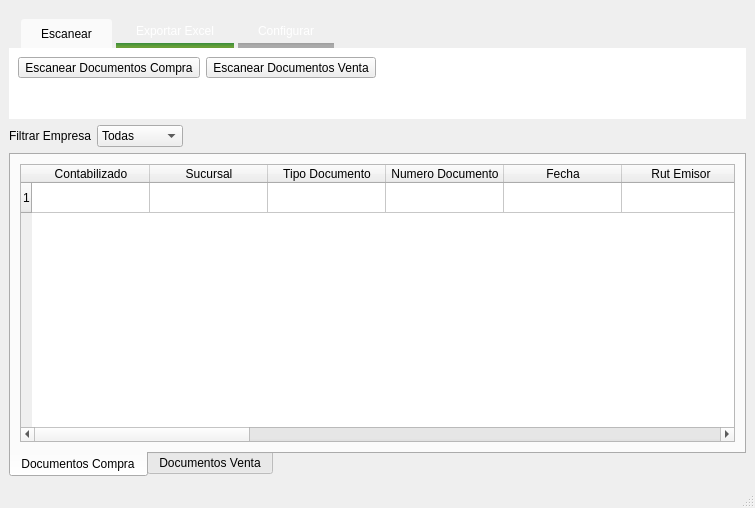
Before: the Qt Designer form GUI/mainWindow.ui in firenessmax/bte001, drawn with Qt 5.
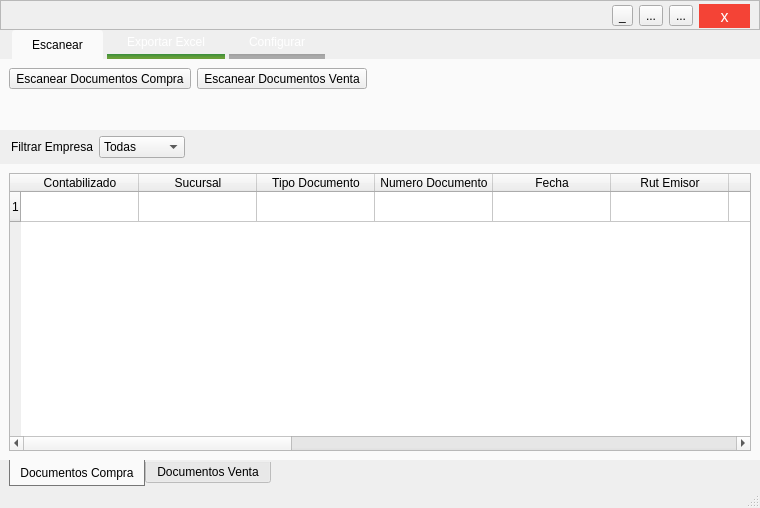
After: the same form once the commit is applied. Icons and pictures are not drawn.

What changed in the file:
```diff
--- a/GUI/mainWindow.ui
+++ b/GUI/mainWindow.ui
@@ -6,7 +6,7 @@
    <rect>
     <x>0</x>
     <y>0</y>
-    <width>755</width>
+    <width>760</width>
     <height>508</height>
    </rect>
   </property>
@@ -25,12 +25,15 @@
   </property>
   <widget class="QWidget" name="centralwidget">
    <layout class="QVBoxLayout" name="verticalLayout">
+    <property name="margin">
+     <number>0</number>
+    </property>
     <item>
      <widget class="QFrame" name="top">
       <property name="maximumSize">
        <size>
         <width>16777215</width>
-        <height>110</height>
+        <height>130</height>
        </size>
       </property>
       <property name="styleSheet">
@@ -45,22 +48,13 @@
 }*/</string>
       </property>
       <layout class="QGridLayout" name="gridLayout_3">
-       <property name="leftMargin">
-        <number>0</number>
-       </property>
-       <property name="topMargin">
-        <number>10</number>
-       </property>
-       <property name="rightMargin">
-        <number>0</number>
-       </property>
-       <property name="bottomMargin">
+       <property name="margin">
         <number>0</number>
        </property>
        <property name="spacing">
         <number>0</number>
        </property>
-       <item row="0" column="0">
+       <item row="1" column="0">
         <widget class="QTabWidget" name="tabWidget_4">
          <property name="sizePolicy">
           <sizepolicy hsizetype="Expanding" vsizetype="Expanding">
@@ -68,6 +62,12 @@
            <verstretch>0</verstretch>
           </sizepolicy>
          </property>
+         <property name="minimumSize">
+          <size>
+           <width>0</width>
+           <height>100</height>
+          </size>
+         </property>
          <property name="maximumSize">
           <size>
            <width>16777215</width>
@@ -78,7 +78,7 @@
           <string notr="true">
 QTabWidget::pane { /* The tab widget frame */
 	border:0;
-    background-color:white;
+    background-color: #fafafa;
 }
 QTabWidget::tab-bar {
 	left: 10px;
@@ -297,12 +297,100 @@
          </widget>
         </widget>
        </item>
+       <item row="0" column="0">
+        <widget class="QFrame" name="frame">
+         <property name="frameShape">
+          <enum>QFrame::StyledPanel</enum>
+         </property>
+         <property name="frameShadow">
+          <enum>QFrame::Raised</enum>
+         </property>
+         <layout class="QGridLayout" name="gridLayout_2">
+          <property name="topMargin">
+           <number>2</number>
+          </property>
+          <property name="bottomMargin">
+           <number>0</number>
+          </property>
+          <item row="0" column="1">
+           <widget class="QToolButton" name="toolButton">
+            <property name="text">
+             <string>_</string>
+            </property>
+           </widget>
+          </item>
+          <item row="0" column="0">
+           <spacer name="horizontalSpacer_2">
+            <property name="orientation">
+             <enum>Qt::Horizontal</enum>
+            </property>
+            <property name="sizeHint" stdset="0">
+             <size>
+              <width>40</width>
+              <height>20</height>
+             </size>
+            </property>
+           </spacer>
+          </item>
+          <item row="0" column="3">
+           <widget class="QToolButton" name="toolButton_2">
+            <property name="text">
+             <string>...</string>
+            </property>
+           </widget>
+          </item>
+          <item row="0" column="4">
+           <widget class="QToolButton" name="toolButton_3">
+            <property name="font">
+             <font>
+              <pointsize>-1</pointsize>
+             </font>
+            </property>
+            <property name="styleSheet">
+             <string notr="true">QToolButton{
+	background: #f44336;
+	padding: 0px 15px;
+	color: white;
+	font-size: 16px;
+}</string>
+            </property>
+            <property name="text">
+             <string>x</string>
+            </property>
+            <property name="autoRaise">
+             <bool>true</bool>
+            </property>
+           </widget>
+          </item>
+          <item row="0" column="2">
+           <widget class="QToolButton" name="toolButton_4">
+            <property name="text">
+             <string>...</string>
+            </property>
+           </widget>
+          </item>
+         </layout>
+        </widget>
+       </item>
       </layout>
      </widget>
     </item>
     <item>
-     <layout class="QGridLayout" name="gridLayout">
-      <item row="0" column="1">
+     <layout class="QHBoxLayout" name="horizontalLayout_3">
+      <property name="leftMargin">
+       <number>11</number>
+      </property>
+      <property name="rightMargin">
+       <number>0</number>
+      </property>
+      <item>
+       <widget class="QLabel" name="filtrarEmpresaLabel">
+        <property name="text">
+         <string>Filtrar Empresa</string>
+        </property>
+       </widget>
+      </item>
+      <item>
        <widget class="QComboBox" name="filtrarEmpresaComboBox">
         <item>
          <property name="text">
@@ -326,14 +414,7 @@
         </item>
        </widget>
       </item>
-      <item row="0" column="0">
-       <widget class="QLabel" name="filtrarEmpresaLabel">
-        <property name="text">
-         <string>Filtrar Empresa</string>
-        </property>
-       </widget>
-      </item>
-      <item row="0" column="2">
+      <item>
        <spacer name="horizontalSpacer">
         <property name="orientation">
          <enum>Qt::Horizontal</enum>
@@ -350,6 +431,28 @@
     </item>
     <item>
      <widget class="QTabWidget" name="tabWidget_2">
+      <property name="styleSheet">
+       <string notr="true">QTabWidget::pane { /* The tab widget frame */
+	border:0;
+    background-color: #fafafa;
+}
+
+QTabBar::tab:selected {
+	background: #fafafa;
+	border: 1px solid #777777;
+	border-top: 0;
+	padding: 4px 10px;
+	
+}
+
+QTabBar::tab{
+	min-width: 35ex;
+}
+
+QTabWidget::tab-bar {
+	left: 9px;
+}</string>
+      </property>
       <property name="tabPosition">
        <enum>QTabWidget::South</enum>
       </property>
```
Left out of the diff: 68 changed lines with no effect on the pictures.
